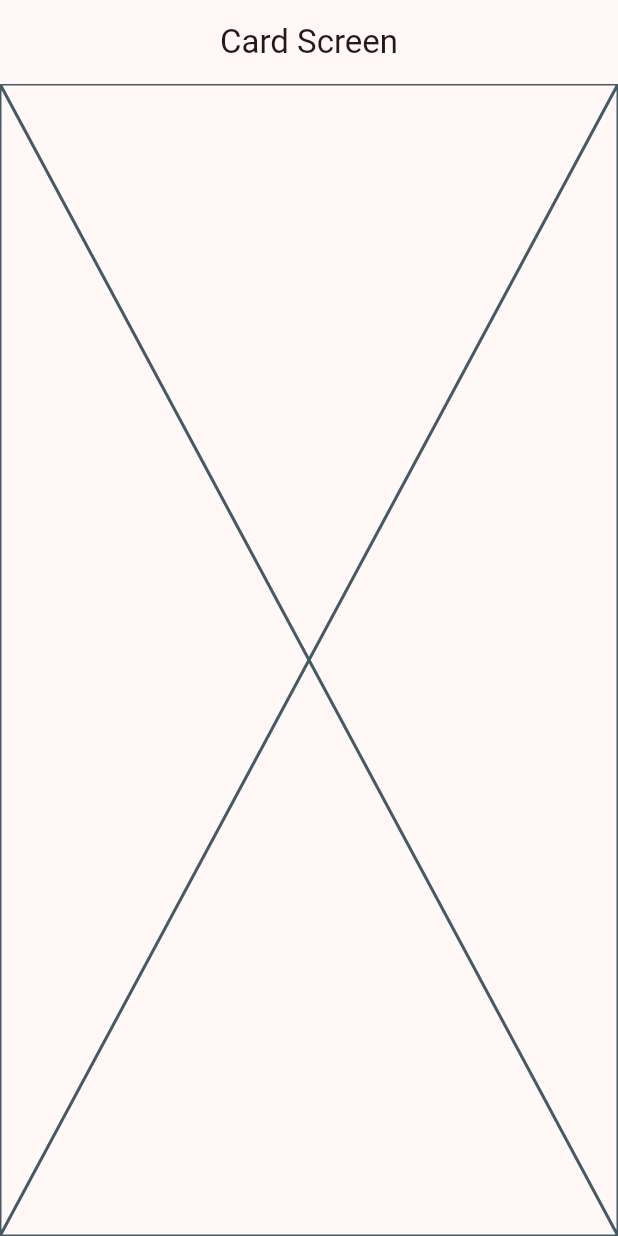
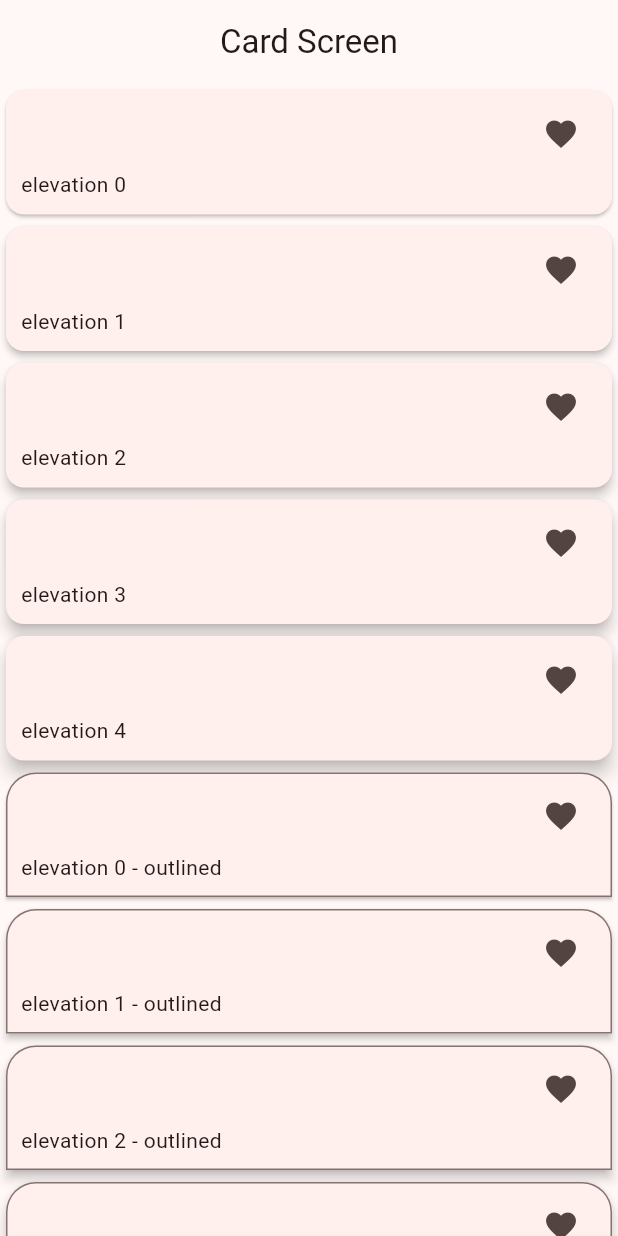
Before and after one commit to DaniMend17/widgets-app, a Flutter app: the CardsScreen screen opened by its route, on a phone screen of 412 x 824 dp. Run offline on Flutter 3.47's test engine with Material 3 defaults, Android fonts, the phone set to English and light mode, and no system bars; our stand-ins replace go_router.

Commit message:
Tarjetas redondeadas añadidas

```diff
--- a/lib/presentation/screens/cards/card_screens.dart
+++ b/lib/presentation/screens/cards/card_screens.dart
@@ -1,4 +1,12 @@
 import 'package:flutter/material.dart';
+
+const cards = <Map<String, dynamic>>[
+  {'elevation': 1.0, 'label': 'elevation 0'},
+  {'elevation': 2.0, 'label': 'elevation 1'},
+  {'elevation': 3.0, 'label': 'elevation 2'},
+  {'elevation': 4.0, 'label': 'elevation 3'},
+  {'elevation': 5.0, 'label': 'elevation 4'},
+];
 
 class CardsScreen extends StatelessWidget {
   static const String name = 'cards_screen';
@@ -10,6 +18,85 @@ class CardsScreen extends StatelessWidget {
         appBar: AppBar(
           title: const Text('Card Screen'),
         ),
-        body: const Placeholder());
+        body: _CardsView());
   }
 }
+
+class _CardsView extends StatelessWidget {
+  const _CardsView();
+
+  @override
+  Widget build(BuildContext context) {
+    // Otra alternativa a ListView.builder.
+    return SingleChildScrollView(
+      child: Column(children: [
+        ...cards.map(
+          (e) => _CardType1(e['label'], e['elevation']),
+        ),
+        ...cards.map(
+          (e) => _CardType2(e['label'], e['elevation']),
+        ),
+      ]),
+    );
+  }
+}
+
+class _CardType1 extends StatelessWidget {
+  final String label;
+  final double elevation;
+  const _CardType1(this.label, this.elevation);
+
+  @override
+  Widget build(BuildContext context) {
+    return Card(
+      elevation: elevation,
+      child: Padding(
+        padding: const EdgeInsets.fromLTRB(10, 5, 10, 10),
+        child: Column(
+          children: [
+            Align(
+                alignment: Alignment.topRight,
+                child:
+                    IconButton(onPressed: () {}, icon: Icon(Icons.favorite))),
+            Align(alignment: Alignment.bottomLeft, child: Text(label))
+          ],
+        ),
+      ),
+    );
+  }
+}
+
+class _CardType2 extends StatelessWidget {
+  final String label;
+  final double elevation;
+  const _CardType2(this.label, this.elevation);
+
+  @override
+  Widget build(BuildContext context) {
+    final colors = Theme.of(context).colorScheme;
+    return Card(
+      shape: RoundedRectangleBorder(
+        side: BorderSide(
+          color: colors.outline,
+        ),
+        borderRadius: BorderRadius.only(
+          topLeft: Radius.circular(20),
+          topRight: Radius.circular(20)
+        )
+      ),
+      elevation: elevation,
+      child: Padding(
+        padding: const EdgeInsets.fromLTRB(10, 5, 10, 10),
+        child: Column(
+          children: [
+            Align(
+                alignment: Alignment.topRight,
+                child:
+                    IconButton(onPressed: () {}, icon: Icon(Icons.favorite))),
+            Align(alignment: Alignment.bottomLeft, child: Text('$label - outlined'))
+          ],
+        ),
+      ),
+    );
+  }
+}
```
